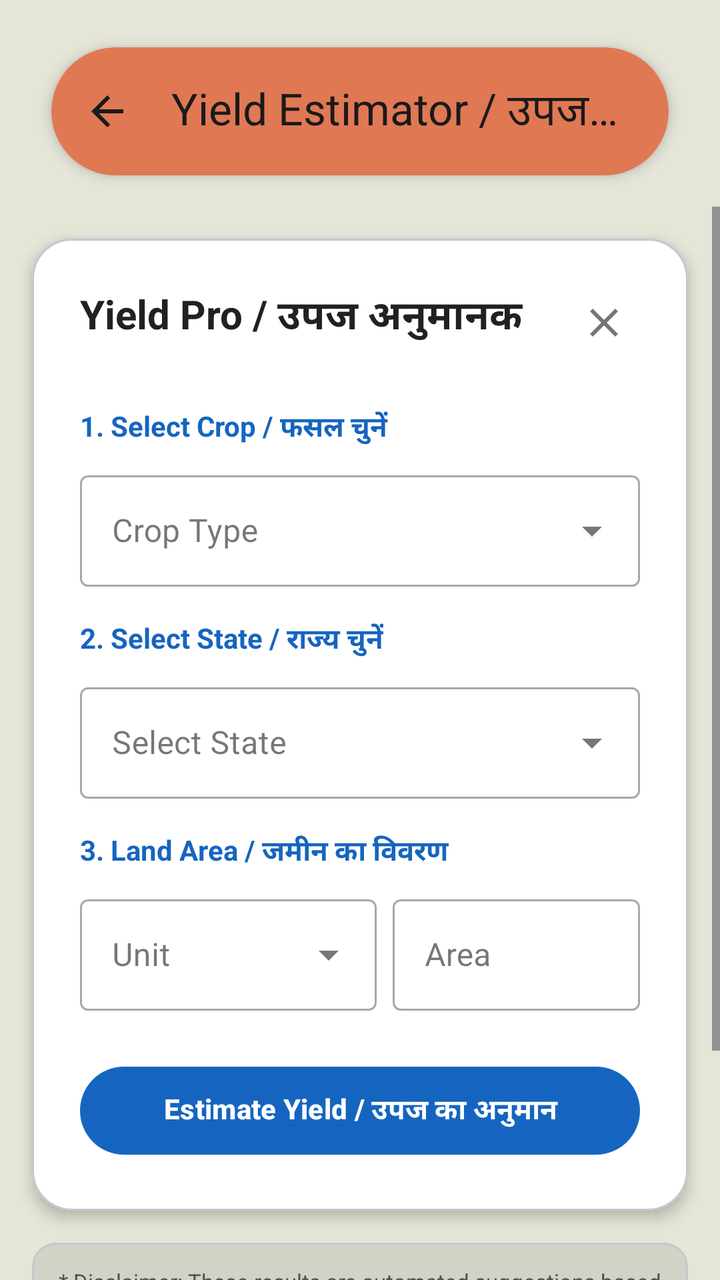
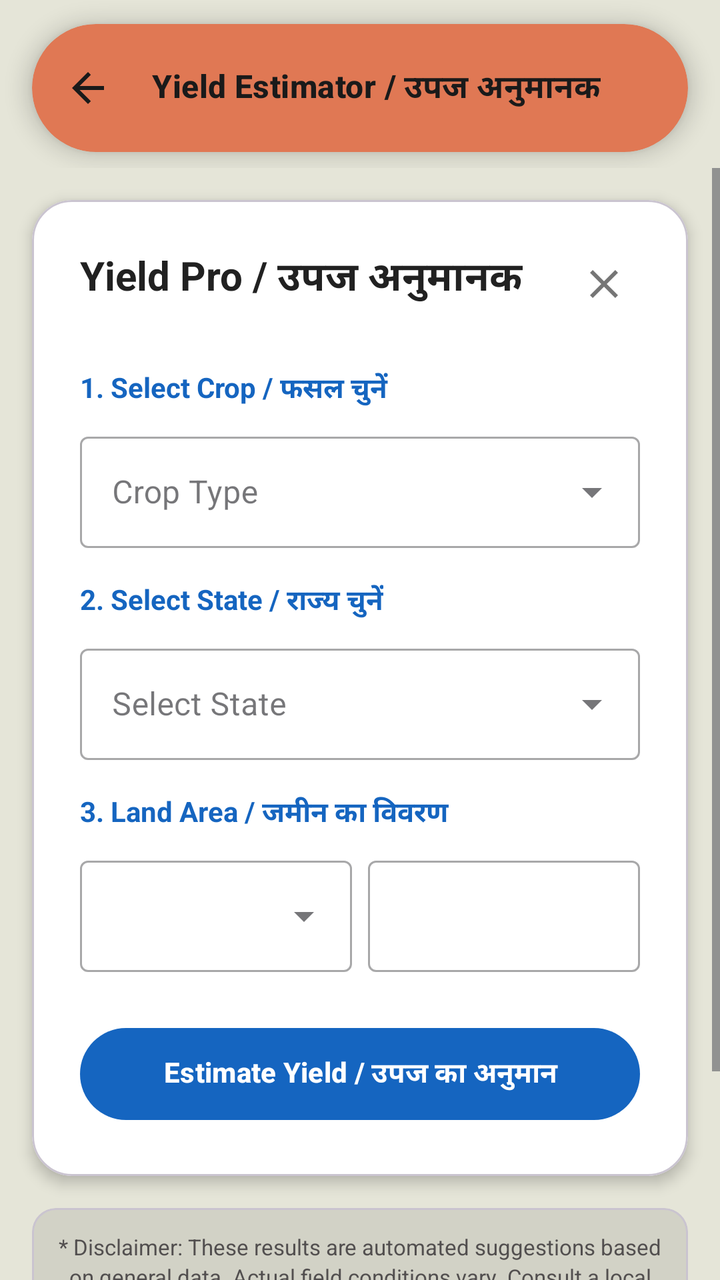

Before-and-after screenshots of an Android layout around one commit, followed by the original layout XML and the change that was made.
<!-- AndroidManifest.xml: application theme Theme.Jai_Kisan -->
<!-- res/layout/activity_yield_estimator.xml -->
<?xml version="1.0" encoding="utf-8"?>
<LinearLayout
    xmlns:android="http://schemas.android.com/apk/res/android"
    xmlns:app="http://schemas.android.com/apk/res-auto"
    android:id="@+id/root_view"
    android:layout_width="match_parent"
    android:layout_height="match_parent"
    android:orientation="vertical"
    android:background="#E5E5D8">

    <com.google.android.material.appbar.AppBarLayout
        android:layout_width="match_parent"
        android:layout_height="wrap_content"
        android:background="@android:color/transparent"
        app:elevation="0dp">

        <com.google.android.material.card.MaterialCardView
            android:layout_width="match_parent"
            android:layout_height="wrap_content"
            android:layout_marginStart="12dp"
            android:layout_marginEnd="12dp"
            android:layout_marginTop="8dp"
            app:cardCornerRadius="32dp"
            app:cardElevation="4dp"
            app:strokeWidth="0dp"
            app:cardUseCompatPadding="true"
            app:cardBackgroundColor="#E07854">

            <com.google.android.material.appbar.MaterialToolbar
                android:id="@+id/toolbar"
                android:layout_width="match_parent"
                android:layout_height="?attr/actionBarSize"
                app:title="Yield Estimator / उपज अनुमानक"
                app:titleTextColor="#1A1A1A"
                app:navigationIcon="@drawable/ic_arrow_back_24"
                app:navigationIconTint="#1A1A1A" />
        </com.google.android.material.card.MaterialCardView>
    </com.google.android.material.appbar.AppBarLayout>

    <ScrollView
        android:layout_width="match_parent"
        android:layout_height="match_parent"
        android:fillViewport="true"
        android:clipToPadding="false">

        <LinearLayout
            android:layout_width="match_parent"
            android:layout_height="wrap_content"
            android:orientation="vertical"
            android:paddingBottom="30dp">

            <com.google.android.material.card.MaterialCardView
                android:layout_width="match_parent"
                android:layout_height="wrap_content"
                android:layout_margin="16dp"
                app:cardBackgroundColor="#FFFFFF"
                app:cardCornerRadius="20dp"
                app:cardElevation="4dp">

                <LinearLayout
                    android:layout_width="match_parent"
                    android:layout_height="wrap_content"
                    android:orientation="vertical"
                    android:padding="24dp">

                    <RelativeLayout
                        android:layout_width="match_parent"
                        android:layout_height="wrap_content">
                        <TextView
                            android:id="@+id/tv_title_yield_pro"
                            android:layout_width="wrap_content"
                            android:layout_height="wrap_content"
                            android:text="Yield Pro / उपज अनुमानक"
                            android:textSize="20sp"
                            android:textStyle="bold"
                            android:textColor="#212121" />
                        <ImageButton
                            android:id="@+id/btn_close"
                            android:layout_width="36dp"
                            android:layout_height="36dp"
                            android:layout_alignParentEnd="true"
                            android:src="@drawable/ic_close"
                            android:background="?attr/selectableItemBackgroundBorderless"
                            app:tint="#757575" />
                    </RelativeLayout>

                    <Space android:layout_height="24dp" android:layout_width="match_parent" />

                    <TextView
                        android:id="@+id/tv_title_select_crop"
                        android:layout_width="wrap_content"
                        android:layout_height="wrap_content"
                        android:text="1. Select Crop / फसल चुनें"
                        android:textStyle="bold"
                        android:textColor="#1565C0" />
                    <com.google.android.material.textfield.TextInputLayout
                        android:id="@+id/layout_dropdown_crop"
                        style="@style/Widget.MaterialComponents.TextInputLayout.OutlinedBox.ExposedDropdownMenu"
                        android:layout_width="match_parent" android:layout_height="wrap_content" android:layout_marginTop="8dp">
                        <AutoCompleteTextView android:id="@+id/dropdown_crop" android:layout_width="match_parent"
                            android:layout_height="wrap_content" android:hint="Crop Type" android:inputType="none" />
                    </com.google.android.material.textfield.TextInputLayout>

                    <Space android:layout_height="16dp" android:layout_width="match_parent" />

                    <TextView
                        android:id="@+id/tv_title_select_state"
                        android:layout_width="wrap_content"
                        android:layout_height="wrap_content"
                        android:text="2. Select State / राज्य चुनें"
                        android:textStyle="bold"
                        android:textColor="#1565C0" />
                    <com.google.android.material.textfield.TextInputLayout
                        android:id="@+id/layout_dropdown_state"
                        style="@style/Widget.MaterialComponents.TextInputLayout.OutlinedBox.ExposedDropdownMenu"
                        android:layout_width="match_parent" android:layout_height="wrap_content" android:layout_marginTop="8dp">
                        <AutoCompleteTextView android:id="@+id/dropdown_state" android:layout_width="match_parent"
                            android:layout_height="wrap_content" android:hint="Select State" android:inputType="none" />
                    </com.google.android.material.textfield.TextInputLayout>

                    <Space android:layout_height="16dp" android:layout_width="match_parent" />

                    <TextView
                        android:id="@+id/tv_title_land_area"
                        android:layout_width="wrap_content"
                        android:layout_height="wrap_content"
                        android:text="3. Land Area / जमीन का विवरण"
                        android:textStyle="bold"
                        android:textColor="#1565C0" />
                    <LinearLayout android:layout_width="match_parent" android:layout_height="wrap_content"
                        android:orientation="horizontal" android:layout_marginTop="8dp">
                        <com.google.android.material.textfield.TextInputLayout
                            android:id="@+id/layout_dropdown_unit"
                            style="@style/Widget.MaterialComponents.TextInputLayout.OutlinedBox.ExposedDropdownMenu"
                            android:layout_width="0dp" android:layout_height="wrap_content" android:layout_weight="1.2" android:layout_marginEnd="8dp">
                            <AutoCompleteTextView android:id="@+id/dropdown_unit" android:layout_width="match_parent"
                                android:layout_height="wrap_content" android:hint="Unit" android:inputType="none" />
                        </com.google.android.material.textfield.TextInputLayout>
                        <com.google.android.material.textfield.TextInputLayout
                            android:id="@+id/layout_input_area"
                            style="@style/Widget.MaterialComponents.TextInputLayout.OutlinedBox"
                            android:layout_width="0dp" android:layout_height="wrap_content" android:layout_weight="1" android:hint="Area">
                            <com.google.android.material.textfield.TextInputEditText android:id="@+id/input_area"
                                android:layout_width="match_parent" android:layout_height="wrap_content" android:inputType="numberDecimal" />
                        </com.google.android.material.textfield.TextInputLayout>
                    </LinearLayout>

                    <Space android:layout_height="24dp" android:layout_width="match_parent" />

                    <com.google.android.material.button.MaterialButton
                        android:id="@+id/btn_estimate"
                        android:layout_width="match_parent" android:layout_height="52dp"
                        android:text="Estimate Yield / उपज का अनुमान" android:textStyle="bold"
                        app:backgroundTint="#1565C0" app:cornerRadius="50dp" />

                    <com.google.android.material.card.MaterialCardView
                        android:id="@+id/result_section"
                        android:layout_width="match_parent" android:layout_height="wrap_content"
                        android:visibility="gone" android:layout_marginTop="20dp"
                        app:cardBackgroundColor="#E3F2FD" app:cardCornerRadius="16dp" app:cardElevation="0dp">

                        <LinearLayout android:layout_width="match_parent" android:layout_height="wrap_content"
                            android:orientation="vertical" android:padding="16dp">
                            <TextView
                                android:id="@+id/tv_title_estimated_yield"
                                android:layout_width="wrap_content" android:layout_height="wrap_content"
                                android:text="Estimated Yield / अनुमानित उपज" android:textStyle="bold" android:textColor="#1565C0" android:layout_marginBottom="12dp" />
                            <TextView android:id="@+id/tv_yield_per_acre" android:layout_width="match_parent" android:layout_height="wrap_content" android:text="--" android:textColor="#212121" android:layout_marginBottom="4dp"/>
                            <TextView android:id="@+id/tv_total_yield" android:layout_width="match_parent" android:layout_height="wrap_content" android:text="--" android:textColor="#212121" android:layout_marginBottom="12dp"/>
                            <View android:layout_width="match_parent" android:layout_height="1dp" android:background="#BBDEFB" android:layout_marginBottom="12dp" />
                            <TextView android:id="@+id/tv_yield_summary" android:layout_width="match_parent" android:layout_height="wrap_content" android:text="--" android:textSize="13sp" android:textColor="#424242" android:layout_marginBottom="16dp" />

                            <com.google.android.material.progressindicator.CircularProgressIndicator
                                android:id="@+id/loadingIndicator" android:layout_width="wrap_content" android:layout_height="wrap_content"
                                android:layout_gravity="center" android:indeterminate="true" android:visibility="gone" android:layout_marginBottom="16dp" />
                            <TextView android:id="@+id/tv_ai_insight" android:layout_width="match_parent" android:layout_height="wrap_content"
                                android:textSize="14sp" android:textColor="#212121" android:layout_marginBottom="16dp" android:visibility="gone" />

                            <com.google.android.material.button.MaterialButton
                                android:id="@+id/btn_share" style="@style/Widget.MaterialComponents.Button.OutlinedButton"
                                android:layout_width="match_parent" android:layout_height="44dp"
                                android:text="Share Advice / सलाह साझा करें" android:textColor="#1565C0"
                                app:strokeColor="#1565C0" app:cornerRadius="50dp" />
                        </LinearLayout>
                    </com.google.android.material.card.MaterialCardView>
                </LinearLayout>
            </com.google.android.material.card.MaterialCardView>

            <com.google.android.material.card.MaterialCardView
                android:layout_width="match_parent"
                android:layout_height="wrap_content"
                android:layout_marginStart="16dp"
                android:layout_marginEnd="16dp"
                android:layout_marginBottom="16dp"
                app:cardElevation="0dp"
                app:cardBackgroundColor="#15000000"
                app:cardCornerRadius="12dp">

                <TextView
                    android:id="@+id/tv_disclaimer"
                    android:layout_width="match_parent"
                    android:layout_height="wrap_content"
                    android:padding="12dp"
                    android:textAlignment="center"
                    android:textSize="11sp"
                    android:textColor="#524F4F"
                    android:lineSpacingExtra="2dp"
                    android:text="* Disclaimer: These results are automated suggestions based on general data. Actual field conditions vary. Consult a local agriculture specialist before making final decisions. \n अस्वीकरण: ये परिणाम सामान्य डेटा पर आधारित स्वचालित सुझाव हैं। वास्तविक स्थिति भिन्न हो सकती है। अंतिम निर्णय लेने से पहले स्थानीय कृषि विशेषज्ञ से सलाह लें।" />
            </com.google.android.material.card.MaterialCardView>

        </LinearLayout>
    </ScrollView>
</LinearLayout>
<!-- resources referenced by this layout -->
<resources>
  <!-- drawable ic_arrow_back_24 (drawable) -->
  <vector xmlns:android="http://schemas.android.com/apk/res/android" android:autoMirrored="true" android:height="24dp" android:tint="#000000" android:viewportHeight="960" android:viewportWidth="960" android:width="24dp">
        
      <path android:fillColor="@android:color/white" android:pathData="M313,520L537,744L480,800L160,480L480,160L537,216L313,440L800,440L800,520L313,520Z"/>
      
  </vector>
  <!-- drawable ic_close (drawable) -->
  <vector xmlns:android="http://schemas.android.com/apk/res/android"
      android:width="24dp"
      android:height="24dp"
      android:viewportWidth="24"
      android:viewportHeight="24">
    <path
        android:fillColor="#000000"
        android:pathData="M19,6.41L17.59,5 12,10.59 6.41,5 5,6.41 10.59,12 5,17.59 6.41,19 12,13.41 17.59,19 19,17.59 13.41,12z"/>
  </vector>
  <style name="Theme.Jai_Kisan" parent="Base.Theme.Jai_Kisan" />
  <style name="Base.Theme.Jai_Kisan" parent="Theme.Material3.Light.NoActionBar">
  
          <item name="android:forceDarkAllowed" tools:targetApi="q">false</item>
  
          <item name="android:windowBackground">@color/app_background</item>
  
          <item name="android:fontFamily">@font/poppins</item>
  
          <item name="colorPrimary">@color/green</item>
          <item name="colorPrimaryVariant">@color/green</item>
          <item name="colorOnPrimary">@color/white</item>
          <item name="colorSecondary">@color/green</item>
          <item name="colorSecondaryVariant">@color/green</item>
          <item name="colorOnSecondary">@color/white</item>
  
          <item name="android:statusBarColor">?attr/colorPrimary</item>
  
      </style>
  <color name="app_background">#F9F6ED</color>
  <color name="green">#2E7D32</color>
  <color name="white">#FFFFFFFF</color>
</resources>

<!-- the commit's change to res/layout/activity_yield_estimator.xml (unified diff, before → after) -->
@@ -6,7 +6,8 @@
     android:layout_width="match_parent"
     android:layout_height="match_parent"
     android:orientation="vertical"
-    android:background="#E5E5D8">
+    android:background="#E5E5D8"
+    android:fitsSystemWindows="true">
 
     <com.google.android.material.appbar.AppBarLayout
         android:layout_width="match_parent"
@@ -17,19 +18,22 @@
         <com.google.android.material.card.MaterialCardView
             android:layout_width="match_parent"
             android:layout_height="wrap_content"
-            android:layout_marginStart="12dp"
-            android:layout_marginEnd="12dp"
-            android:layout_marginTop="8dp"
+            android:layout_marginStart="16dp"
+            android:layout_marginEnd="16dp"
+            android:layout_marginTop="12dp"
+            android:layout_marginBottom="8dp"
             app:cardCornerRadius="32dp"
-            app:cardElevation="4dp"
+            app:cardElevation="6dp"
+            app:cardMaxElevation="6dp"
             app:strokeWidth="0dp"
-            app:cardUseCompatPadding="true"
+            app:cardUseCompatPadding="false"
             app:cardBackgroundColor="#E07854">
 
             <com.google.android.material.appbar.MaterialToolbar
                 android:id="@+id/toolbar"
                 android:layout_width="match_parent"
                 android:layout_height="?attr/actionBarSize"
+                app:titleTextAppearance="@style/TextAppearance.JaiKisan.ToolbarTitle"
                 app:title="Yield Estimator / उपज अनुमानक"
                 app:titleTextColor="#1A1A1A"
                 app:navigationIcon="@drawable/ic_arrow_back_24"
@@ -132,14 +136,14 @@
                         <com.google.android.material.textfield.TextInputLayout
                             android:id="@+id/layout_dropdown_unit"
                             style="@style/Widget.MaterialComponents.TextInputLayout.OutlinedBox.ExposedDropdownMenu"
-                            android:layout_width="0dp" android:layout_height="wrap_content" android:layout_weight="1.2" android:layout_marginEnd="8dp">
+                            android:layout_width="0dp" android:layout_height="wrap_content" android:layout_weight="1" android:layout_marginEnd="8dp">
                             <AutoCompleteTextView android:id="@+id/dropdown_unit" android:layout_width="match_parent"
-                                android:layout_height="wrap_content" android:hint="Unit" android:inputType="none" />
+                                android:layout_height="wrap_content" android:inputType="none" />
                         </com.google.android.material.textfield.TextInputLayout>
                         <com.google.android.material.textfield.TextInputLayout
                             android:id="@+id/layout_input_area"
                             style="@style/Widget.MaterialComponents.TextInputLayout.OutlinedBox"
-                            android:layout_width="0dp" android:layout_height="wrap_content" android:layout_weight="1" android:hint="Area">
+                            android:layout_width="0dp" android:layout_height="wrap_content" android:layout_weight="1">
                             <com.google.android.material.textfield.TextInputEditText android:id="@+id/input_area"
                                 android:layout_width="match_parent" android:layout_height="wrap_content" android:inputType="numberDecimal" />
                         </com.google.android.material.textfield.TextInputLayout>
@@ -149,9 +153,16 @@
 
                     <com.google.android.material.button.MaterialButton
                         android:id="@+id/btn_estimate"
-                        android:layout_width="match_parent" android:layout_height="52dp"
-                        android:text="Estimate Yield / उपज का अनुमान" android:textStyle="bold"
-                        app:backgroundTint="#1565C0" app:cornerRadius="50dp" />
+                        android:layout_width="match_parent"
+                        android:layout_height="wrap_content"
+                        android:minHeight="54dp"
+                        android:paddingTop="10dp"
+                        android:paddingBottom="10dp"
+                        android:gravity="center"
+                        android:text="Estimate Yield / उपज का अनुमान"
+                        android:textStyle="bold"
+                        app:backgroundTint="#1565C0"
+                        app:cornerRadius="50dp" />
 
                     <com.google.android.material.card.MaterialCardView
                         android:id="@+id/result_section"
@@ -177,10 +188,18 @@
                                 android:textSize="14sp" android:textColor="#212121" android:layout_marginBottom="16dp" android:visibility="gone" />
 
                             <com.google.android.material.button.MaterialButton
-                                android:id="@+id/btn_share" style="@style/Widget.MaterialComponents.Button.OutlinedButton"
-                                android:layout_width="match_parent" android:layout_height="44dp"
-                                android:text="Share Advice / सलाह साझा करें" android:textColor="#1565C0"
-                                app:strokeColor="#1565C0" app:cornerRadius="50dp" />
+                                android:id="@+id/btn_share"
+                                style="@style/Widget.MaterialComponents.Button.OutlinedButton"
+                                android:layout_width="match_parent"
+                                android:layout_height="wrap_content"
+                                android:minHeight="48dp"
+                                android:paddingTop="8dp"
+                                android:paddingBottom="8dp"
+                                android:gravity="center"
+                                android:text="Share Advice / सलाह साझा करें"
+                                android:textColor="#1565C0"
+                                app:strokeColor="#1565C0"
+                                app:cornerRadius="50dp" />
                         </LinearLayout>
                     </com.google.android.material.card.MaterialCardView>
                 </LinearLayout>
<!-- resource entries referenced after the edit -->
@@ -16,6 +16,11 @@
         android:fillColor="#000000"
         android:pathData="M19,6.41L17.59,5 12,10.59 6.41,5 5,6.41 10.59,12 5,17.59 6.41,19 12,13.41 17.59,19 19,17.59 13.41,12z"/>
   </vector>
+  <style name="TextAppearance.JaiKisan.ToolbarTitle" parent="TextAppearance.Material3.TitleMedium">
+          <item name="android:textSize">16sp</item>
+          <item name="android:textStyle">bold</item>
+          <item name="android:textColor">#1A1A1A</item>
+      </style>
   <style name="Theme.Jai_Kisan" parent="Base.Theme.Jai_Kisan" />
   <style name="Base.Theme.Jai_Kisan" parent="Theme.Material3.Light.NoActionBar">
   
